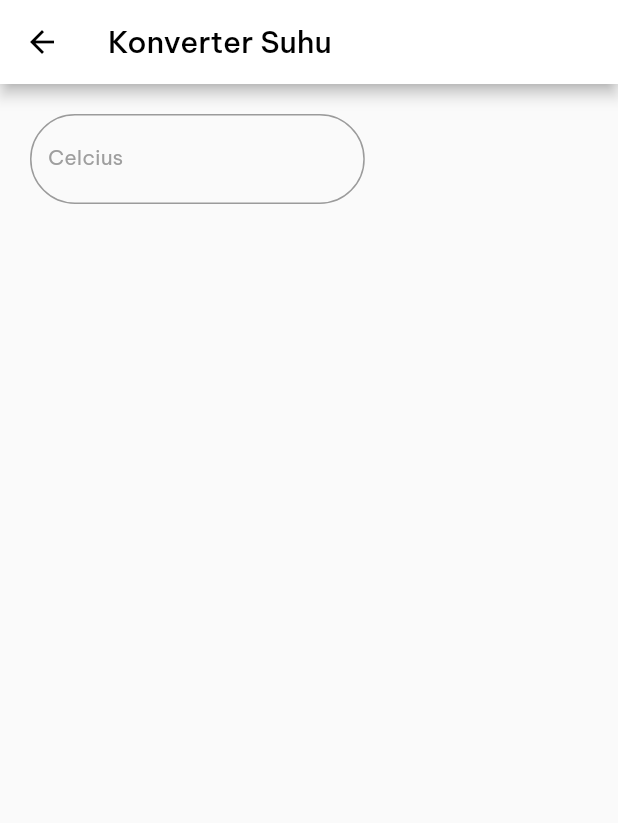
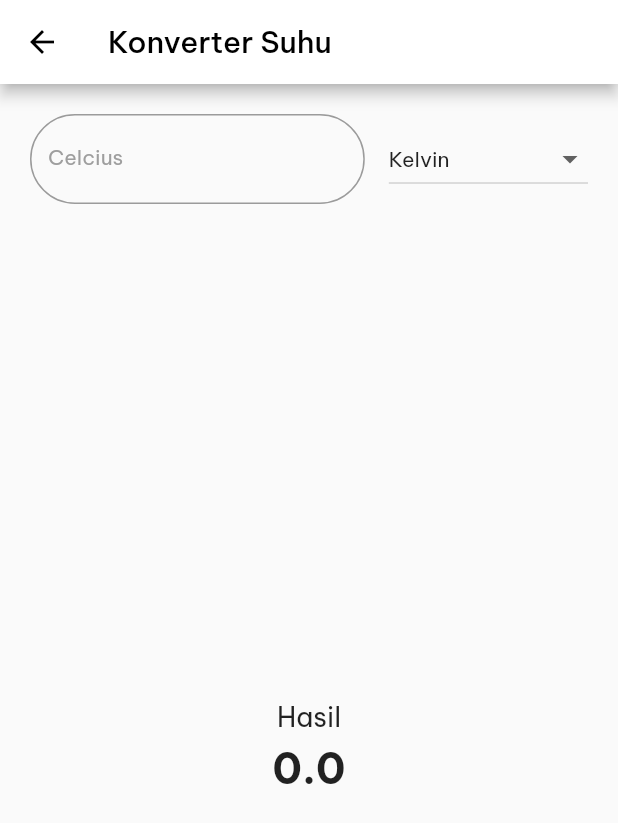
Before and after one commit to deevarindu/flutter_kelasku_tubes, a Flutter app: the KalkulatorSuhuScreen screen opened by its route, on a phone screen of 412 x 824 dp. Shown: the top 823 px of the screen. Run offline on Flutter 3.47's test engine with Material 2 defaults, Android fonts, the phone set to English and light mode, and no system bars; our stand-ins replace google_fonts.

Commit message:
Adding perhitungan_terakhir_widget.dart

```diff
--- a/lib/screens/kalkulator_suhu_screen.dart
+++ b/lib/screens/kalkulator_suhu_screen.dart
@@ -26,6 +26,23 @@ class _KalkulatorSuhuScreenState extends State<KalkulatorSuhuScreen> {
     });
   }
 
+  void konversi() {
+    return setState(() {
+      if (inputCelcius.text.isEmpty) {
+        hasilKonversi = 0;
+      } else {
+        hasilKonversi = double.parse(inputCelcius.text);
+        if (selectedDropdown == "Kelvin") {
+          hasilKonversi = hasilKonversi + 273.15;
+        } else if (selectedDropdown == "Reamur") {
+          hasilKonversi = hasilKonversi * 4 / 5;
+        } else if (selectedDropdown == "Fahrenheit") {
+          hasilKonversi = hasilKonversi * 9 / 5 + 32;
+        }
+      }
+    });
+  }
+
   @override
   Widget build(BuildContext context) {
     return Scaffold(
@@ -51,11 +68,27 @@ class _KalkulatorSuhuScreenState extends State<KalkulatorSuhuScreen> {
                         flex: 2,
                         child: Container(
                           margin: const EdgeInsets.only(left: 16),
-                          //child: ,
+                          child: TargetPerhitungan(
+                            selectedDropdown: selectedDropdown,
+                            listItem: listItem,
+                            onDropdownChanged: onDropdownChanged,
+                            konversi: konversi,
+                          ),
                         ),
                       ),
                     ],
-                  )
+                  ),
+                  Column(
+                    children: [
+                      const Text(
+                        "Hasil",
+                        style: TextStyle(fontSize: 18),
+                      ),
+                      const SizedBox(height: 5),
+                      PerhitunganTerakhir(hasilKonversi: hasilKonversi),
+                    ],
+                  ),
+                  KonversiSuhu(konversi: konversi),
                 ],
               ),
             ),
--- a/lib/widgets/konversi_suhu_widget.dart
+++ b/lib/widgets/konversi_suhu_widget.dart
@@ -1,5 +1,3 @@
-import 'dart:ui';
-
 import 'package:flutter/material.dart';
 
 class KonversiSuhu extends StatelessWidget {
--- /dev/null
+++ b/lib/widgets/perhitungan_terakhir_widget.dart
@@ -0,0 +1,18 @@
+import 'package:flutter/material.dart';
+
+class PerhitunganTerakhir extends StatelessWidget {
+  const PerhitunganTerakhir({
+    Key? key,
+    required this.hasilKonversi,
+  }) : super(key: key);
+
+  final double hasilKonversi;
+
+  @override
+  Widget build(BuildContext context) {
+    return Text(
+      "$hasilKonversi",
+      style: TextStyle(fontSize: 28, fontWeight: FontWeight.bold),
+    );
+  }
+}
--- a/lib/widgets/target_perhitungan_widget.dart
+++ b/lib/widgets/target_perhitungan_widget.dart
@@ -24,7 +24,7 @@ class TargetPerhitungan extends StatelessWidget {
           value: value,
           child: Text(
             value,
-            style: TextStyle(fontSize: 14),
+            style: const TextStyle(fontSize: 14),
           ),
         );
       }).toList(),
--- a/lib/widgets/widgets.dart
+++ b/lib/widgets/widgets.dart
@@ -4,3 +4,4 @@ export 'profile_card_widget.dart';
 export 'input_suhu_widget.dart';
 export 'konversi_suhu_widget.dart';
 export 'target_perhitungan_widget.dart';
+export 'perhitungan_terakhir_widget.dart';
```
